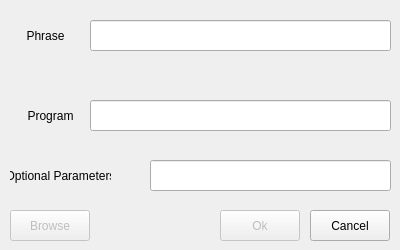
Before: the Qt Designer form dialog2.ui in hydranix/HNxVoiceCommand, drawn with Qt 5.
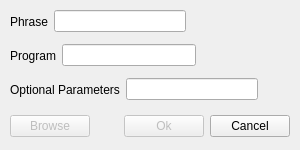
After: the same form once the commit is applied.

```diff
--- a/dialog2.ui
+++ b/dialog2.ui
@@ -6,153 +6,157 @@
    <rect>
     <x>0</x>
     <y>0</y>
-    <width>400</width>
-    <height>250</height>
+    <width>300</width>
+    <height>150</height>
    </rect>
   </property>
   <property name="sizePolicy">
-   <sizepolicy hsizetype="Fixed" vsizetype="Fixed">
+   <sizepolicy hsizetype="MinimumExpanding" vsizetype="MinimumExpanding">
     <horstretch>0</horstretch>
     <verstretch>0</verstretch>
    </sizepolicy>
   </property>
   <property name="minimumSize">
    <size>
-    <width>400</width>
-    <height>250</height>
+    <width>300</width>
+    <height>150</height>
    </size>
   </property>
   <property name="maximumSize">
    <size>
-    <width>400</width>
-    <height>250</height>
+    <width>500</width>
+    <height>150</height>
    </size>
   </property>
   <property name="windowTitle">
    <string>Add New Command</string>
   </property>
-  <widget class="QPushButton" name="pushButton_ok">
-   <property name="enabled">
-    <bool>false</bool>
-   </property>
+  <widget class="QWidget" name="">
    <property name="geometry">
     <rect>
-     <x>220</x>
-     <y>210</y>
-     <width>80</width>
-     <height>31</height>
+     <x>10</x>
+     <y>78</y>
+     <width>248</width>
+     <height>23</height>
     </rect>
    </property>
-   <property name="text">
-    <string>Ok</string>
-   </property>
+   <layout class="QHBoxLayout" name="horizontalLayout_3">
+    <item>
+     <widget class="QLabel" name="label_2">
+      <property name="text">
+       <string>Optional Parameters</string>
+      </property>
+      <property name="alignment">
+       <set>Qt::AlignCenter</set>
+      </property>
+     </widget>
+    </item>
+    <item>
+     <widget class="QLineEdit" name="lineEdit_param"/>
+    </item>
+   </layout>
   </widget>
-  <widget class="QPushButton" name="pushButton_cancel">
+  <widget class="QWidget" name="">
    <property name="geometry">
     <rect>
-     <x>310</x>
-     <y>210</y>
-     <width>80</width>
-     <height>31</height>
+     <x>10</x>
+     <y>10</y>
+     <width>176</width>
+     <height>23</height>
     </rect>
    </property>
-   <property name="text">
-    <string>Cancel</string>
-   </property>
+   <layout class="QHBoxLayout" name="horizontalLayout_4">
+    <item>
+     <widget class="QLabel" name="label_3">
+      <property name="text">
+       <string>Phrase</string>
+      </property>
+      <property name="alignment">
+       <set>Qt::AlignCenter</set>
+      </property>
+     </widget>
+    </item>
+    <item>
+     <widget class="QLineEdit" name="lineEdit_phrase"/>
+    </item>
+   </layout>
   </widget>
-  <widget class="QLineEdit" name="lineEdit_prog">
+  <widget class="QWidget" name="">
    <property name="geometry">
     <rect>
-     <x>90</x>
-     <y>100</y>
-     <width>301</width>
-     <height>31</height>
-    </rect>
-   </property>
-  </widget>
-  <widget class="QLineEdit" name="lineEdit_param">
-   <property name="geometry">
-    <rect>
-     <x>150</x>
-     <y>160</y>
-     <width>241</width>
-     <height>31</height>
-    </rect>
-   </property>
-  </widget>
-  <widget class="QLabel" name="label">
-   <property name="geometry">
-    <rect>
-     <x>20</x>
-     <y>100</y>
-     <width>61</width>
-     <height>31</height>
-    </rect>
-   </property>
-   <property name="text">
-    <string>Program</string>
-   </property>
-   <property name="alignment">
-    <set>Qt::AlignCenter</set>
-   </property>
-  </widget>
-  <widget class="QLabel" name="label_2">
-   <property name="geometry">
-    <rect>
      <x>10</x>
-     <y>160</y>
-     <width>101</width>
-     <height>31</height>
+     <y>112</y>
+     <width>280</width>
+     <height>28</height>
     </rect>
    </property>
-   <property name="text">
-    <string>Optional Parameters</string>
-   </property>
-   <property name="alignment">
-    <set>Qt::AlignCenter</set>
-   </property>
+   <layout class="QHBoxLayout" name="horizontalLayout">
+    <item>
+     <widget class="QPushButton" name="pushButton_browse">
+      <property name="enabled">
+       <bool>false</bool>
+      </property>
+      <property name="text">
+       <string>Browse</string>
+      </property>
+     </widget>
+    </item>
+    <item>
+     <spacer name="horizontalSpacer">
+      <property name="orientation">
+       <enum>Qt::Horizontal</enum>
+      </property>
+      <property name="sizeHint" stdset="0">
+       <size>
+        <width>40</width>
+        <height>20</height>
+       </size>
+      </property>
+     </spacer>
+    </item>
+    <item>
+     <widget class="QPushButton" name="pushButton_ok">
+      <property name="enabled">
+       <bool>false</bool>
+      </property>
+      <property name="text">
+       <string>Ok</string>
+      </property>
+     </widget>
+    </item>
+    <item>
+     <widget class="QPushButton" name="pushButton_cancel">
+      <property name="text">
+       <string>Cancel</string>
+      </property>
+     </widget>
+    </item>
+   </layout>
   </widget>
-  <widget class="QPushButton" name="pushButton_browse">
-   <property name="enabled">
-    <bool>false</bool>
-   </property>
+  <widget class="QWidget" name="">
    <property name="geometry">
     <rect>
      <x>10</x>
-     <y>210</y>
-     <width>80</width>
-     <height>31</height>
+     <y>44</y>
+     <width>186</width>
+     <height>23</height>
     </rect>
    </property>
-   <property name="text">
-    <string>Browse</string>
-   </property>
-  </widget>
-  <widget class="QLineEdit" name="lineEdit_phrase">
-   <property name="geometry">
-    <rect>
-     <x>90</x>
-     <y>20</y>
-     <width>301</width>
-     <height>31</height>
-    </rect>
-   </property>
-  </widget>
-  <widget class="QLabel" name="label_3">
-   <property name="geometry">
-    <rect>
-     <x>20</x>
-     <y>20</y>
-     <width>51</width>
-     <height>31</height>
-    </rect>
-   </property>
-   <property name="text">
-    <string>Phrase</string>
-   </property>
-   <property name="alignment">
-    <set>Qt::AlignCenter</set>
-   </property>
+   <layout class="QHBoxLayout" name="horizontalLayout_2">
+    <item>
+     <widget class="QLabel" name="label">
+      <property name="text">
+       <string>Program</string>
+      </property>
+      <property name="alignment">
+       <set>Qt::AlignCenter</set>
+      </property>
+     </widget>
+    </item>
+    <item>
+     <widget class="QLineEdit" name="lineEdit_prog"/>
+    </item>
+   </layout>
   </widget>
  </widget>
  <resources/>
```
